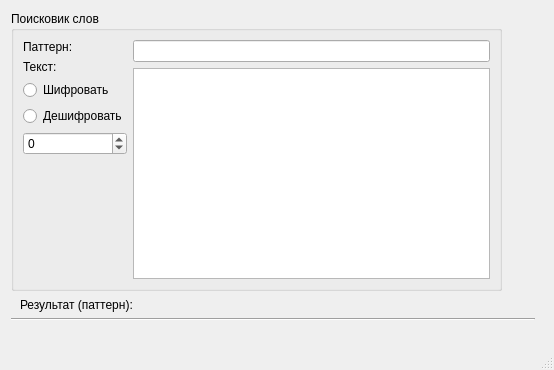
Old version of the form Lection_3/Task_1/wordseeker.ui in the repository Serejiy/NG_2024_Sergiy_Ponomarenko.
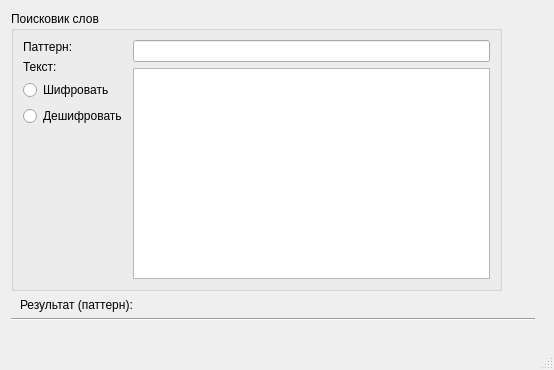
New version of the form.

Commit message: spinbox deleted

```diff
--- a/Lection_3/Task_1/wordseeker.ui
+++ b/Lection_3/Task_1/wordseeker.ui
@@ -57,16 +57,6 @@
          </property>
         </widget>
        </item>
-       <item>
-        <widget class="QSpinBox" name="spinBox">
-         <property name="minimum">
-          <number>-25</number>
-         </property>
-         <property name="maximum">
-          <number>25</number>
-         </property>
-        </widget>
-       </item>
        <item>
         <spacer name="verticalSpacer">
          <property name="orientation">
```
